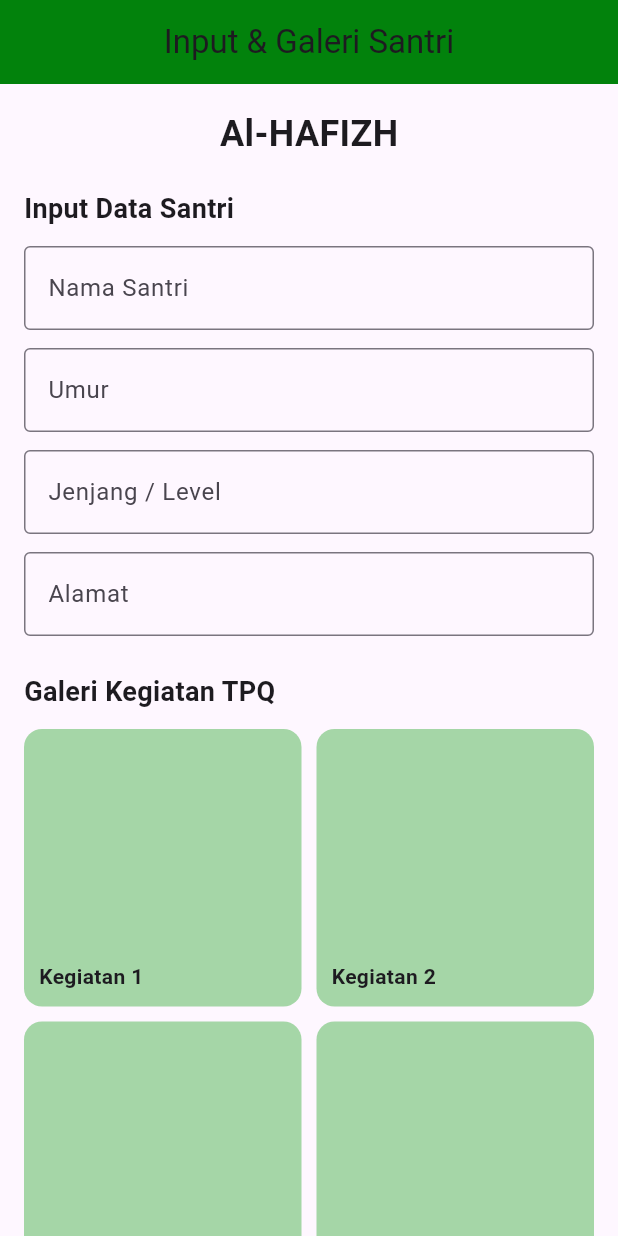
After one commit to reijimuhammado2409/belajar_flutter_rezy, a Flutter app: the screen it shows after launch, on a phone screen of 412 x 824 dp. The commit adds this screen. Run offline on Flutter 3.47's test engine with Material 3 defaults, Android fonts, the phone set to English and light mode, and no system bars.

Commit message:
tugas 3 & 4  flutter

```diff
--- a/lib/main.dart
+++ b/lib/main.dart
@@ -1,6 +1,8 @@
 import 'package:belajar_flutter_rezy/day_7/percobaan.dart';
 import 'package:belajar_flutter_rezy/day_7/sidebox.dart';
 import 'package:belajar_flutter_rezy/day_7/tugas_2.dart';
+import 'package:belajar_flutter_rezy/tugas3&4/tugas3.dart';
+import 'package:belajar_flutter_rezy/tugas3&4/tugas4.dart';
 import 'package:flutter/material.dart';
 
 void main() {
@@ -33,7 +35,7 @@ class MyApp extends StatelessWidget {
         // tested with just a hot reload.
         colorScheme: .fromSeed(seedColor: Colors.deepPurple),
       ),
-      home: Tugas2(),
+      home: Tugas3(),
     );
   }
 }
--- /dev/null
+++ b/lib/tugas3&4/tugas3.dart
@@ -0,0 +1,139 @@
+import 'package:flutter/material.dart';
+
+class Tugas3 extends StatelessWidget {
+  const Tugas3({super.key});
+
+  @override
+  Widget build(BuildContext context) {
+    return Scaffold(
+      appBar: AppBar(
+        backgroundColor: const Color.fromARGB(255, 2, 130, 12),
+        title: const Text("Input & Galeri Santri"),
+        centerTitle: true,
+      ),
+
+      /// 1. single child scroll view sebagai
+      body: SingleChildScrollView(
+        child: Padding(
+          padding: const EdgeInsets.all(16.0),
+          child: Column(
+            crossAxisAlignment: CrossAxisAlignment.start,
+            children: [
+
+              /// judul aplikasi
+              const Center(
+                child: Text(
+                  "Al-HAFIZH",
+                  style: TextStyle(
+                    fontSize: 24,
+                    fontWeight: FontWeight.bold,
+                  ),
+                ),
+              ),
+
+              const SizedBox(height: 20),
+
+              /// 2. Formulir Input Data Santri
+              const Text(
+                "Input Data Santri",
+                style: TextStyle(
+                  fontSize: 18,
+                  fontWeight: FontWeight.bold,
+                ),
+              ),
+
+              const SizedBox(height: 12),
+
+              const TextField(
+                decoration: InputDecoration(
+                  labelText: "Nama Santri",
+                  border: OutlineInputBorder(),
+                ),
+              ),
+
+              const SizedBox(height: 12),
+
+              const TextField(
+                decoration: InputDecoration(
+                  labelText: "Umur",
+                  border: OutlineInputBorder(),
+                ),
+              ),
+
+              const SizedBox(height: 12),
+
+              const TextField(
+                decoration: InputDecoration(
+                  labelText: "Jenjang / Level",
+                  border: OutlineInputBorder(),
+                ),
+              ),
+
+              const SizedBox(height: 12),
+
+              const TextField(
+                decoration: InputDecoration(
+                  labelText: "Alamat",
+                  border: OutlineInputBorder(),
+                ),
+              ),
+
+              const SizedBox(height: 24),
+
+              /// 3. Galeri Kegiatan TPQ
+              const Text(
+                "Galeri Kegiatan TPQ",
+                style: TextStyle(
+                  fontSize: 18,
+                  fontWeight: FontWeight.bold,
+                ),
+              ),
+
+              const SizedBox(height: 12),
+
+
+              GridView.count(
+                crossAxisCount: 2,
+                shrinkWrap: true,
+                physics: const NeverScrollableScrollPhysics(),
+                crossAxisSpacing: 10,
+                mainAxisSpacing: 10,
+
+                /// 4. Label di atas Gambar (stack)
+
+                children: List.generate(6, (index) {
+                  return Stack(
+                    children: [
+
+                      /// Kotak warna / gambar
+                      Container(
+                        decoration: BoxDecoration(
+                          color: Colors.green[200],
+                          borderRadius: BorderRadius.circular(12),
+                        ),
+                      ),
+
+                      /// Label di atas
+                      Positioned(
+                        bottom: 10,
+                        left: 10,
+                        child: Text(
+                          "Kegiatan ${index + 1}",
+                          style: const TextStyle(
+                            fontWeight: FontWeight.bold,
+                          ),
+                        ),
+                      ),
+                    ],
+                  );
+                }),
+              ),
+
+              const SizedBox(height: 30),
+            ],
+          ),
+        ),
+      ),
+    );
+  }
+}
```
Also changed, not shown: lib/tugas3&4/tugas4.dart (added, +127 -0 lines), pubspec.lock.
